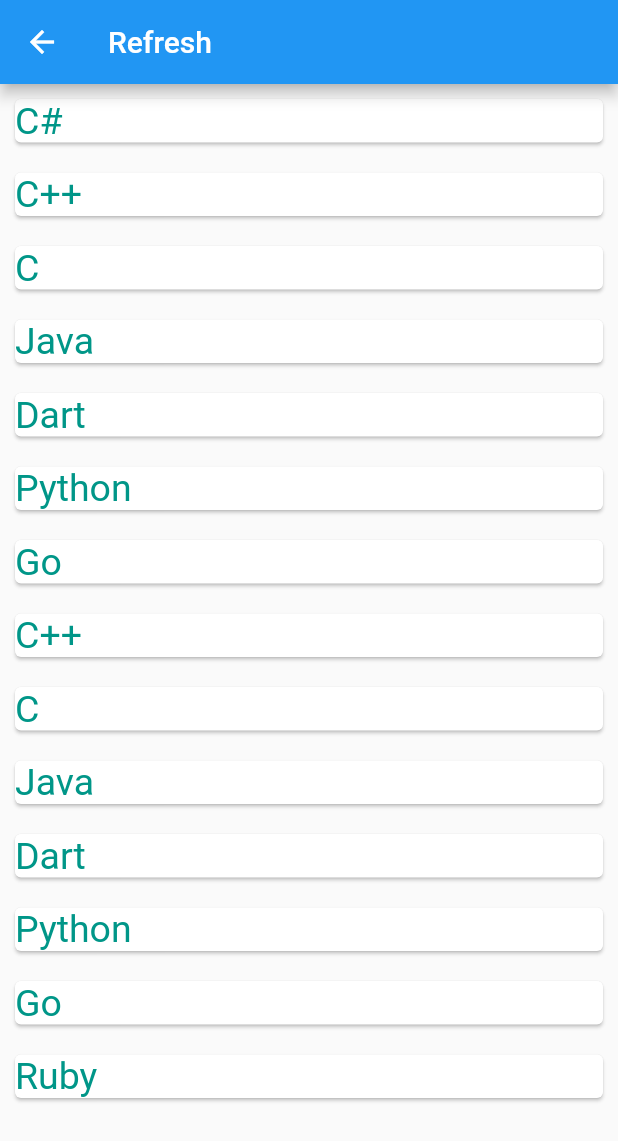
After one commit to sepehr7484/workoutFlutter, a Flutter app: the Refreshing screen opened directly, on a phone screen of 412 x 824 dp. The commit adds this screen. Shown: the top 1141 px of the screen. Run offline on Flutter 3.47's test engine with Material 2 defaults, Android fonts, the phone set to English and light mode, and no system bars; our stand-ins replace badges; missing offline and left inert: dart:ffi.

Commit message:
add Widget Badge

```diff
--- a/lib/badge.dart
+++ b/lib/badge.dart
@@ -1,3 +1,5 @@
+import 'dart:ffi';
+
 import 'package:flutter/material.dart';
 import 'package:learning1/tools.dart';
 import 'package:badges/badges.dart';
@@ -85,9 +87,11 @@ class ShowSelect extends StatelessWidget {
   Widget build(BuildContext context) {
     return Scaffold(
       appBar: AppBar(),
-      body: GridView.builder(
+      body: RefreshIndicator(
+        onRefresh: _refrash,
+        child: GridView.builder(
             itemCount: select.length,
-          gridDelegate: SliverGridDelegateWithFixedCrossAxisCount(
+            gridDelegate: const SliverGridDelegateWithFixedCrossAxisCount(
                 crossAxisCount: 2, crossAxisSpacing: 10, mainAxisSpacing: 10),
             itemBuilder: (ctx, index) {
               return GestureDetector(
@@ -103,6 +107,11 @@ class ShowSelect extends StatelessWidget {
                 ),
               );
             }),
+      ),
     );
   }
+
+  Future<void> _refrash() {
+    return Future.delayed(const Duration(seconds: 1));
   }
+}
--- /dev/null
+++ b/lib/refresh.dart
@@ -0,0 +1,44 @@
+import 'package:flutter/material.dart';
+import 'package:learning1/tools.dart';
+
+class Refreshing extends StatefulWidget {
+  Refreshing({Key? key}) : super(key: key);
+
+  @override
+  State<Refreshing> createState() => _RefreshingState();
+}
+
+class _RefreshingState extends State<Refreshing> {
+  @override
+  Widget build(BuildContext context) {
+    return Scaffold(
+      appBar: AppBar(
+        title: Text('Refresh'),
+      ),
+      body: RefreshIndicator(
+        triggerMode: RefreshIndicatorTriggerMode.onEdge,
+        // edgeOffset: 50,
+        //  displacement: 100,
+        strokeWidth: 5,
+        backgroundColor: Colors.blue[300],
+        color: Colors.red,
+        onRefresh: refresh,
+        child: ListView.builder(
+            itemCount: languge.length,
+            itemBuilder: (ctx, index) {
+              return Card(
+                margin: EdgeInsets.all(10),
+                child: Text(
+                  languge[index],
+                  style: TextStyle(fontSize: 25, color: Colors.teal),
+                ),
+              );
+            }),
+      ),
+    );
+  }
+
+  Future<void> refresh() {
+    return Future.delayed(const Duration(milliseconds: 8000));
+  }
+}
--- a/lib/tools.dart
+++ b/lib/tools.dart
@@ -3,6 +3,7 @@ import 'package:learning1/badge.dart';
 import 'package:learning1/quiz/azmon.dart';
 import 'package:learning1/p_g_builder.dart';
 import 'package:learning1/pageview.dart';
+import 'package:learning1/refresh.dart';
 
 // ignore: non_constant_identifier_names
 app_bar(String title, Color color) {
@@ -25,7 +26,7 @@ Set<String> nameItems = {
   'P_V.Builder',
   'Quiz',
   'Badge',
-  'PageView4',
+  'Refresh',
   'PageView5'
 };
 List<String> urlimg = [
@@ -33,7 +34,7 @@ List<String> urlimg = [
   'assest/builder.png',
   'assest/choose.png',
   'assest/pageview.png',
-  'assest/pageview.png',
+  'assest/refr.png',
   'assest/pageview.png',
 ];
 List<String> select = [];
@@ -47,7 +48,7 @@ List<Widget> pageitem = [
   P_V_Builder(),
   Azmoon(),
   CallBadge(),
-  Pageview1(),
+  Refreshing(),
   Pageview1(),
 ];
 var imgcard = [
@@ -60,3 +61,19 @@ var imgcard = [
 //                 question[quizindex],
 //                 style: styletxthome(),
 //               ),
+List<String> languge = [
+  'C#',
+  'C++',
+  'C',
+  'Java',
+  'Dart',
+  'Python',
+  'Go',
+  'C++',
+  'C',
+  'Java',
+  'Dart',
+  'Python',
+  'Go',
+  'Ruby'
+];
```
Also changed, not shown: assest/refr.png (added). Lines whose indentation alone changed are shown as unchanged.
